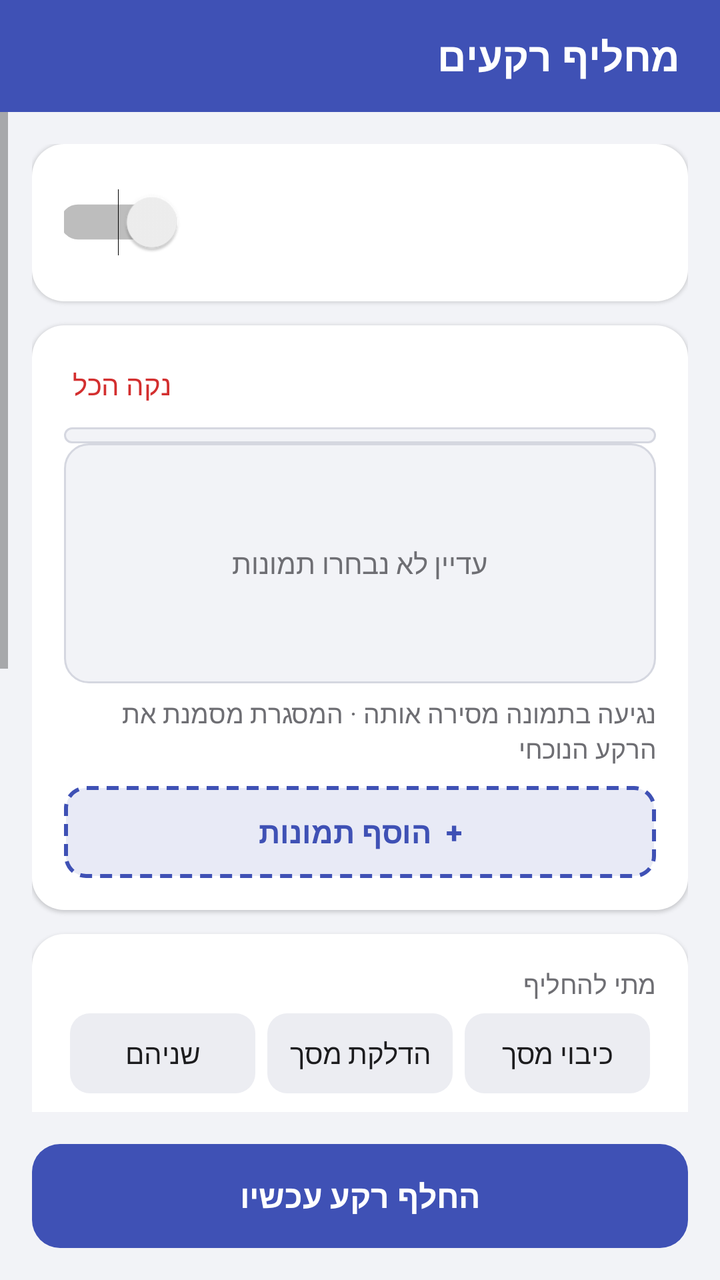
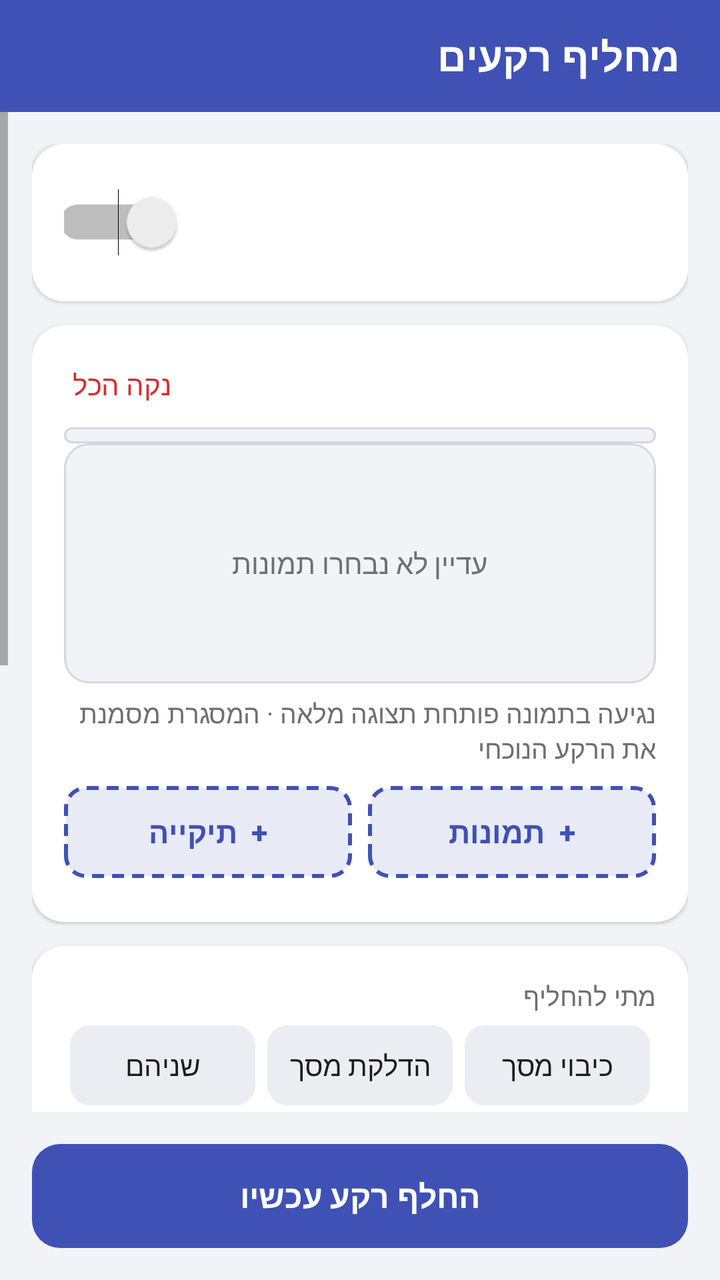

Screens rendered from an Android XML layout before and after an edit, with the pre-edit source and the edit as a unified diff.
<!-- AndroidManifest.xml: application theme AppTheme -->
<!-- res/layout/activity_main.xml -->
<?xml version="1.0" encoding="utf-8"?>
<LinearLayout xmlns:android="http://schemas.android.com/apk/res/android"
    android:layout_width="match_parent"
    android:layout_height="match_parent"
    android:layoutDirection="rtl"
    android:orientation="vertical">

    
    <TextView
        android:layout_width="match_parent"
        android:layout_height="56dp"
        android:background="@color/primary"
        android:gravity="center_vertical|start"
        android:paddingStart="20dp"
        android:paddingEnd="20dp"
        android:text="@string/app_name"
        android:textColor="#FFFFFF"
        android:textSize="20sp"
        android:textStyle="bold" />

    <ScrollView
        android:layout_width="match_parent"
        android:layout_height="0dp"
        android:layout_weight="1">

        <LinearLayout
            android:layout_width="match_parent"
            android:layout_height="wrap_content"
            android:orientation="vertical"
            android:padding="16dp">

            
            <LinearLayout
                style="@style/Card"
                android:gravity="center_vertical"
                android:orientation="horizontal">

                <LinearLayout
                    android:layout_width="0dp"
                    android:layout_height="wrap_content"
                    android:layout_weight="1"
                    android:orientation="vertical">

                    <TextView
                        android:id="@+id/statusTitle"
                        android:layout_width="match_parent"
                        android:layout_height="wrap_content"
                        android:textSize="20sp"
                        android:textStyle="bold" />

                    <TextView
                        android:id="@+id/statusSub"
                        android:layout_width="match_parent"
                        android:layout_height="wrap_content"
                        android:layout_marginTop="2dp"
                        android:textColor="@color/text_secondary"
                        android:textSize="13sp" />
                </LinearLayout>

                <Switch
                    android:id="@+id/enabledSwitch"
                    android:layout_width="wrap_content"
                    android:layout_height="wrap_content"
                    android:scaleX="1.25"
                    android:scaleY="1.25" />
            </LinearLayout>

            
            <LinearLayout style="@style/Card">

                <LinearLayout
                    android:layout_width="match_parent"
                    android:layout_height="wrap_content"
                    android:layout_marginBottom="8dp"
                    android:orientation="horizontal">

                    <TextView
                        android:id="@+id/countText"
                        android:layout_width="0dp"
                        android:layout_height="wrap_content"
                        android:layout_weight="1"
                        android:textColor="@color/text"
                        android:textSize="16sp"
                        android:textStyle="bold" />

                    <TextView
                        android:id="@+id/clearAll"
                        android:layout_width="wrap_content"
                        android:layout_height="wrap_content"
                        android:padding="4dp"
                        android:text="נקה הכל"
                        android:textColor="@color/danger"
                        android:textSize="14sp" />
                </LinearLayout>

                
                <ScrollView
                    android:id="@+id/gridScroll"
                    android:layout_width="match_parent"
                    android:layout_height="wrap_content"
                    android:background="@drawable/grid_box"
                    android:fadeScrollbars="false"
                    android:padding="4dp"
                    android:scrollbarStyle="insideOverlay">

                    <GridLayout
                        android:id="@+id/imagesGrid"
                        android:layout_width="match_parent"
                        android:layout_height="wrap_content"
                        android:columnCount="4" />
                </ScrollView>

                <TextView
                    android:id="@+id/emptyText"
                    android:layout_width="match_parent"
                    android:layout_height="120dp"
                    android:background="@drawable/grid_box"
                    android:gravity="center"
                    android:text="עדיין לא נבחרו תמונות"
                    android:textColor="@color/text_secondary"
                    android:textSize="14sp" />

                <TextView
                    android:id="@+id/gridHint"
                    style="@style/Label"
                    android:layout_marginTop="6dp"
                    android:layout_marginBottom="0dp"
                    android:text="נגיעה בתמונה מסירה אותה · המסגרת מסמנת את הרקע הנוכחי" />

                <Button
                    android:id="@+id/addButton"
                    android:layout_width="match_parent"
                    android:layout_height="46dp"
                    android:layout_marginTop="10dp"
                    android:background="@drawable/add_tile"
                    android:stateListAnimator="@null"
                    android:text="+  הוסף תמונות"
                    android:textColor="@color/primary"
                    android:textSize="15sp"
                    android:textStyle="bold" />
            </LinearLayout>

            
            <LinearLayout style="@style/Card">

                <TextView style="@style/Label" android:text="מתי להחליף" />

                <RadioGroup
                    android:id="@+id/triggerGroup"
                    android:layout_width="match_parent"
                    android:layout_height="wrap_content"
                    android:orientation="horizontal">
                    <RadioButton android:id="@+id/triggerOff" style="@style/Segment" android:text="כיבוי מסך" />
                    <RadioButton android:id="@+id/triggerOn" style="@style/Segment" android:text="הדלקת מסך" />
                    <RadioButton android:id="@+id/triggerBoth" style="@style/Segment" android:text="שניהם" />
                </RadioGroup>

                <TextView
                    style="@style/Label"
                    android:layout_marginTop="16dp"
                    android:text="אפקט מעבר" />

                <RadioGroup
                    android:id="@+id/effectGroup"
                    android:layout_width="match_parent"
                    android:layout_height="wrap_content"
                    android:orientation="horizontal">
                    <RadioButton android:id="@+id/effectNone" style="@style/Segment" android:textSize="13sp" android:text="ללא" />
                    <RadioButton android:id="@+id/effectFade" style="@style/Segment" android:textSize="13sp" android:text="דהייה" />
                    <RadioButton android:id="@+id/effectZoom" style="@style/Segment" android:textSize="13sp" android:text="זום" />
                    <RadioButton android:id="@+id/effectSlide" style="@style/Segment" android:textSize="13sp" android:text="החלקה" />
                    <RadioButton android:id="@+id/effectRandom" style="@style/Segment" android:textSize="13sp" android:text="אקראי" />
                </RadioGroup>

                <TextView
                    android:id="@+id/effectHint"
                    style="@style/Label"
                    android:layout_marginTop="6dp"
                    android:text="עם אפקט האפליקציה פועלת כ&quot;רקע חי&quot;: ההחלפה מיידית והאנימציה רצה כשהמסך נדלק. בחלק מהמכשירים מסך הנעילה לא מציג רקע חי." />

                <LinearLayout
                    android:id="@+id/targetSection"
                    android:layout_width="match_parent"
                    android:layout_height="wrap_content"
                    android:orientation="vertical">

                <TextView
                    style="@style/Label"
                    android:layout_marginTop="16dp"
                    android:text="איפה להחליף" />

                <RadioGroup
                    android:id="@+id/targetGroup"
                    android:layout_width="match_parent"
                    android:layout_height="wrap_content"
                    android:orientation="horizontal">
                    <RadioButton android:id="@+id/targetHome" style="@style/Segment" android:text="מסך בית" />
                    <RadioButton android:id="@+id/targetLock" style="@style/Segment" android:text="מסך נעילה" />
                    <RadioButton android:id="@+id/targetBoth" style="@style/Segment" android:text="שניהם" />
                </RadioGroup>
                </LinearLayout>

                <Switch
                    android:id="@+id/randomSwitch"
                    android:layout_width="match_parent"
                    android:layout_height="wrap_content"
                    android:layout_marginTop="16dp"
                    android:text="סדר אקראי"
                    android:textColor="@color/text"
                    android:textSize="15sp" />

                <Button
                    android:id="@+id/applyButton"
                    android:layout_width="match_parent"
                    android:layout_height="46dp"
                    android:layout_marginTop="16dp"
                    android:background="@drawable/btn_apply"
                    android:stateListAnimator="@null"
                    android:text="החל"
                    android:textColor="#FFFFFF"
                    android:textSize="15sp"
                    android:textStyle="bold" />
            </LinearLayout>

            <TextView
                android:id="@+id/batteryLink"
                android:layout_width="match_parent"
                android:layout_height="wrap_content"
                android:gravity="center"
                android:padding="8dp"
                android:text="האפליקציה מפסיקה לעבוד? פתח הגדרות סוללה"
                android:textColor="@color/primary"
                android:textSize="13sp" />
        </LinearLayout>
    </ScrollView>

    
    <Button
        android:id="@+id/nowButton"
        android:layout_width="match_parent"
        android:layout_height="52dp"
        android:layout_margin="16dp"
        android:background="@drawable/btn_primary"
        android:stateListAnimator="@null"
        android:text="החלף רקע עכשיו"
        android:textColor="#FFFFFF"
        android:textSize="16sp"
        android:textStyle="bold" />
</LinearLayout>
<!-- resources referenced by this layout -->
<resources>
  <color name="danger">#D32F2F</color>
  <color name="primary">#3F51B5</color>
  <color name="text">#1C1C1E</color>
  <color name="text_secondary">#6E6E73</color>
  <!-- drawable add_tile (drawable) -->
  <?xml version="1.0" encoding="utf-8"?>
  <ripple xmlns:android="http://schemas.android.com/apk/res/android" android:color="#223F51B5">
      <item>
          <shape>
              <solid android:color="@color/primary_light" />
              <stroke android:width="2dp" android:color="@color/primary" android:dashWidth="6dp" android:dashGap="4dp" />
              <corners android:radius="10dp" />
          </shape>
      </item>
  </ripple>
  <!-- drawable btn_apply (drawable) -->
  <?xml version="1.0" encoding="utf-8"?>
  <ripple xmlns:android="http://schemas.android.com/apk/res/android" android:color="#33FFFFFF">
      <item><shape><solid android:color="@color/on_green" /><corners android:radius="12dp" /></shape></item>
  </ripple>
  <!-- drawable btn_primary (drawable) -->
  <?xml version="1.0" encoding="utf-8"?>
  <ripple xmlns:android="http://schemas.android.com/apk/res/android" android:color="#33FFFFFF">
      <item><shape><solid android:color="@color/primary" /><corners android:radius="14dp" /></shape></item>
  </ripple>
  <!-- drawable grid_box (drawable) -->
  <?xml version="1.0" encoding="utf-8"?>
  <shape xmlns:android="http://schemas.android.com/apk/res/android">
      <solid android:color="@color/bg" />
      <stroke android:width="1dp" android:color="#D5D7E0" />
      <corners android:radius="12dp" />
  </shape>
  <string name="app_name">מחליף רקעים</string>
  <style name="Card">
          <item name="android:layout_width">match_parent</item>
          <item name="android:layout_height">wrap_content</item>
          <item name="android:layout_marginBottom">12dp</item>
          <item name="android:background">@drawable/card_bg</item>
          <item name="android:elevation">1dp</item>
          <item name="android:orientation">vertical</item>
          <item name="android:padding">16dp</item>
      </style>
  <style name="Label">
          <item name="android:layout_width">match_parent</item>
          <item name="android:layout_height">wrap_content</item>
          <item name="android:textColor">@color/text_secondary</item>
          <item name="android:textSize">13sp</item>
          <item name="android:layout_marginBottom">6dp</item>
      </style>
  <style name="AppTheme" parent="android:Theme.Material.Light.NoActionBar">
          <item name="android:colorPrimary">@color/primary</item>
          <item name="android:colorPrimaryDark">@color/primary_dark</item>
          <item name="android:colorAccent">@color/primary</item>
          <item name="android:windowBackground">@color/bg</item>
          <item name="android:statusBarColor">@color/primary_dark</item>
      </style>
  <color name="primary_light">#E8EAF6</color>
  <color name="on_green">#2E7D32</color>
  <color name="bg">#F2F3F7</color>
  <!-- drawable card_bg (drawable) -->
  <?xml version="1.0" encoding="utf-8"?>
  <shape xmlns:android="http://schemas.android.com/apk/res/android">
      <solid android:color="@color/card" />
      <corners android:radius="16dp" />
  </shape>
  <!-- drawable seg_bg (drawable) -->
  <?xml version="1.0" encoding="utf-8"?>
  <selector xmlns:android="http://schemas.android.com/apk/res/android">
      <item android:state_checked="true">
          <shape><solid android:color="@color/primary" /><corners android:radius="10dp" /></shape>
      </item>
      <item>
          <shape><solid android:color="@color/seg_off" /><corners android:radius="10dp" /></shape>
      </item>
  </selector>
  <color name="primary_dark">#303F9F</color>
  <color name="card">#FFFFFF</color>
  <color name="seg_off">#ECEDF2</color>
  <!-- unchanged entries left out for length: 1 -->
</resources>

<!-- the commit's change to res/layout/activity_main.xml (unified diff, before → after) -->
@@ -31,6 +31,47 @@
 
             
             <LinearLayout
+                android:id="@+id/batteryCard"
+                android:layout_width="match_parent"
+                android:layout_height="wrap_content"
+                android:layout_marginBottom="12dp"
+                android:background="@drawable/warn_bg"
+                android:orientation="vertical"
+                android:padding="14dp"
+                android:visibility="gone">
+
+                <TextView
+                    android:layout_width="match_parent"
+                    android:layout_height="wrap_content"
+                    android:text="⚠️ המערכת עלולה לעצור את האפליקציה"
+                    android:textColor="#8A4B00"
+                    android:textSize="15sp"
+                    android:textStyle="bold" />
+
+                <TextView
+                    android:layout_width="match_parent"
+                    android:layout_height="wrap_content"
+                    android:layout_marginTop="4dp"
+                    android:text="חיסכון בסוללה פעיל לאפליקציה, ולכן הרקע עלול להפסיק להתחלף אחרי זמן מה."
+                    android:textColor="#8A4B00"
+                    android:textSize="13sp" />
+
+                <Button
+                    android:id="@+id/batteryFix"
+                    android:layout_width="wrap_content"
+                    android:layout_height="40dp"
+                    android:layout_marginTop="8dp"
+                    android:background="@drawable/btn_primary"
+                    android:paddingStart="20dp"
+                    android:paddingEnd="20dp"
+                    android:stateListAnimator="@null"
+                    android:text="אשר ללא הגבלה"
+                    android:textColor="#FFFFFF"
+                    android:textSize="14sp" />
+            </LinearLayout>
+
+            
+            <LinearLayout
                 style="@style/Card"
                 android:gravity="center_vertical"
                 android:orientation="horizontal">
@@ -125,19 +166,48 @@
                     style="@style/Label"
                     android:layout_marginTop="6dp"
                     android:layout_marginBottom="0dp"
-                    android:text="נגיעה בתמונה מסירה אותה · המסגרת מסמנת את הרקע הנוכחי" />
-
-                <Button
-                    android:id="@+id/addButton"
-                    android:layout_width="match_parent"
-                    android:layout_height="46dp"
+                    android:text="נגיעה בתמונה פותחת תצוגה מלאה · המסגרת מסמנת את הרקע הנוכחי" />
+
+                <LinearLayout
+                    android:layout_width="match_parent"
+                    android:layout_height="wrap_content"
                     android:layout_marginTop="10dp"
-                    android:background="@drawable/add_tile"
-                    android:stateListAnimator="@null"
-                    android:text="+  הוסף תמונות"
-                    android:textColor="@color/primary"
-                    android:textSize="15sp"
-                    android:textStyle="bold" />
+                    android:orientation="horizontal">
+
+                    <Button
+                        android:id="@+id/addButton"
+                        android:layout_width="0dp"
+                        android:layout_height="46dp"
+                        android:layout_marginEnd="4dp"
+                        android:layout_weight="1"
+                        android:background="@drawable/add_tile"
+                        android:stateListAnimator="@null"
+                        android:text="+  תמונות"
+                        android:textColor="@color/primary"
+                        android:textSize="15sp"
+                        android:textStyle="bold" />
+
+                    <Button
+                        android:id="@+id/addFolderButton"
+                        android:layout_width="0dp"
+                        android:layout_height="46dp"
+                        android:layout_marginStart="4dp"
+                        android:layout_weight="1"
+                        android:background="@drawable/add_tile"
+                        android:stateListAnimator="@null"
+                        android:text="+  תיקייה"
+                        android:textColor="@color/primary"
+                        android:textSize="15sp"
+                        android:textStyle="bold" />
+                </LinearLayout>
+
+                
+                <LinearLayout
+                    android:id="@+id/foldersList"
+                    android:layout_width="match_parent"
+                    android:layout_height="wrap_content"
+                    android:layout_marginTop="6dp"
+                    android:orientation="vertical" />
             </LinearLayout>
 
             
<!-- resource entries referenced after the edit -->
@@ -31,6 +31,13 @@
       <solid android:color="@color/bg" />
       <stroke android:width="1dp" android:color="#D5D7E0" />
       <corners android:radius="12dp" />
+  </shape>
+  <!-- drawable warn_bg (drawable) -->
+  <?xml version="1.0" encoding="utf-8"?>
+  <shape xmlns:android="http://schemas.android.com/apk/res/android">
+      <solid android:color="#FFF4E5" />
+      <stroke android:width="1dp" android:color="#FFB74D" />
+      <corners android:radius="16dp" />
   </shape>
   <string name="app_name">מחליף רקעים</string>
   <style name="Card">
